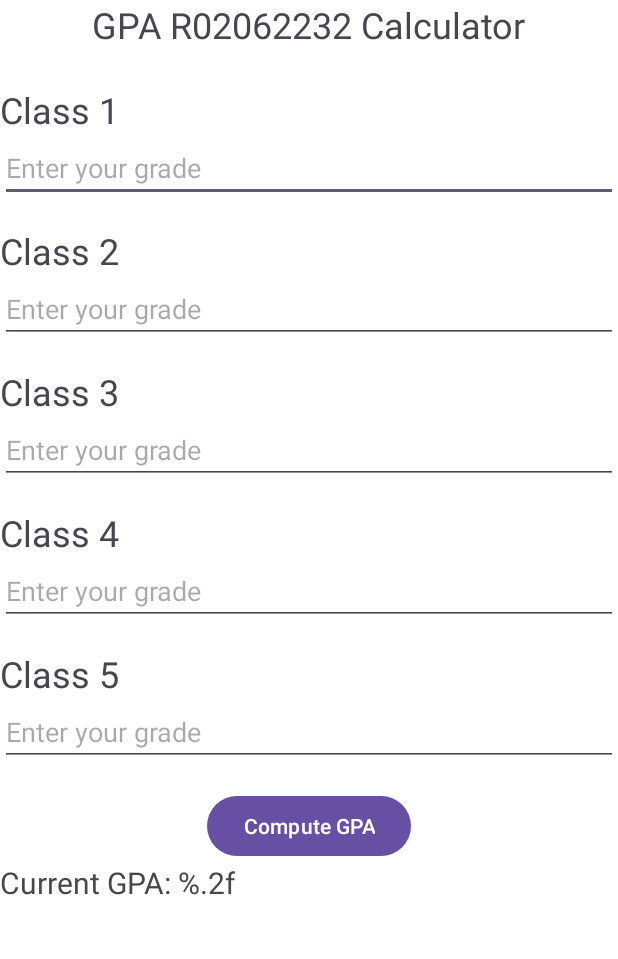
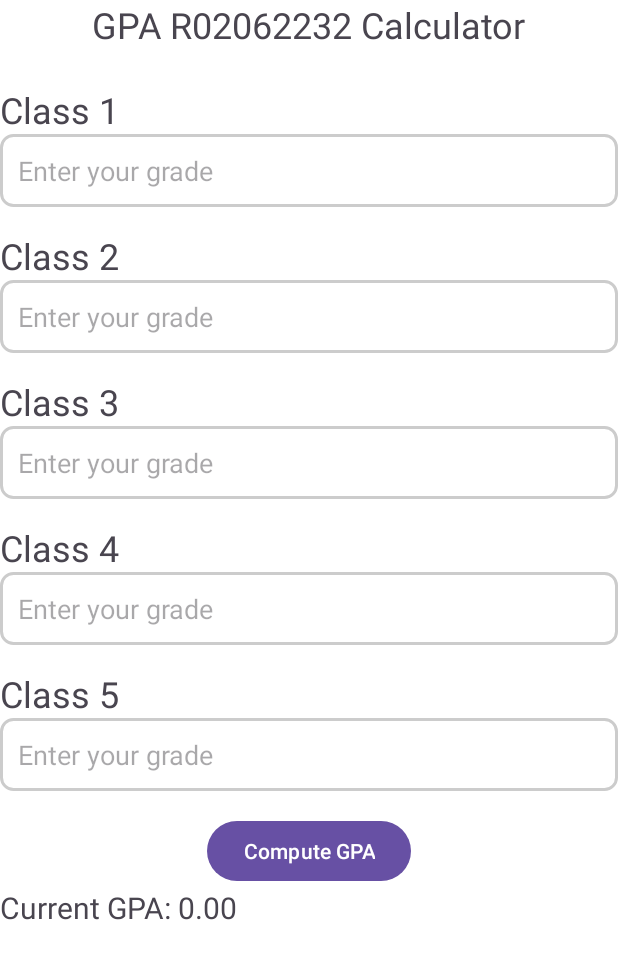
Before and after one commit to MaggPerez/GPA_Calc_HW_WK4, an Android app: the screen it shows after launch (MainActivity), on a phone screen of 412 x 824 dp. Shown: the top 959 px of the screen. Run offline under Robolectric (Android 15) with nearby library versions, the phone set to English and light mode, and no system bars.

Commit message:
improved TextFields UI and added function that would clear any red highlightings if there were any empty TextFields

```diff
--- a/app/src/main/java/com/example/gpa_calc_hw_wk4/MainActivity.kt
+++ b/app/src/main/java/com/example/gpa_calc_hw_wk4/MainActivity.kt
@@ -54,7 +54,7 @@ class MainActivity : AppCompatActivity() {
             classGradeThree.setText(savedInstanceState.getString("grade3", ""))
             classGradeFour.setText(savedInstanceState.getString("grade4", ""))
             classGradeFive.setText(savedInstanceState.getString("grade5", ""))
-            displayGPA.text = savedInstanceState.getString("gpaResult", getString(R.string.displayGPA))
+            displayGPA.text = savedInstanceState.getString("gpaResult", getString(R.string.displayGPA_default))
             computeButton.setText(savedInstanceState.getString("buttonText", getString(R.string.compute_gpa)))
 
             currentBackgroundColor = savedInstanceState.getInt("backgroundColor", resources.getColor(R.color.white))
@@ -96,11 +96,11 @@ class MainActivity : AppCompatActivity() {
         }
 
         //getting user's grades, if there is an empty TextField, it will be highlighted red
-        val grade1 = classGradeOne.text.toString().toDoubleOrNull() ?: return classGradeOne.setBackgroundColor(resources.getColor(R.color.red_bg))
-        val grade2 = classGradeTwo.text.toString().toDoubleOrNull() ?: return classGradeTwo.setBackgroundColor(resources.getColor(R.color.red_bg))
-        val grade3 = classGradeThree.text.toString().toDoubleOrNull() ?: return classGradeThree.setBackgroundColor(resources.getColor(R.color.red_bg))
-        val grade4 = classGradeFour.text.toString().toDoubleOrNull() ?: return classGradeFour.setBackgroundColor(resources.getColor(R.color.red_bg))
-        val grade5 = classGradeFive.text.toString().toDoubleOrNull() ?: return classGradeFive.setBackgroundColor(resources.getColor(R.color.red_bg))
+        val grade1 = classGradeOne.text.toString().toDoubleOrNull() ?: return classGradeOne.setBackgroundResource(R.drawable.edittext_border_error)
+        val grade2 = classGradeTwo.text.toString().toDoubleOrNull() ?: return classGradeTwo.setBackgroundResource(R.drawable.edittext_border_error)
+        val grade3 = classGradeThree.text.toString().toDoubleOrNull() ?: return classGradeThree.setBackgroundResource(R.drawable.edittext_border_error)
+        val grade4 = classGradeFour.text.toString().toDoubleOrNull() ?: return classGradeFour.setBackgroundResource(R.drawable.edittext_border_error)
+        val grade5 = classGradeFive.text.toString().toDoubleOrNull() ?: return classGradeFive.setBackgroundResource(R.drawable.edittext_border_error)
 
 
         //calculating the user's gpa
@@ -132,6 +132,9 @@ class MainActivity : AppCompatActivity() {
         displayGPA.text = totalGPA
         computeButton.setText(R.string.clear_form)
 
+        //clears any TextFields that were highlighted red
+        clearRedTextFields()
+
     }
 
     /**
@@ -144,6 +147,14 @@ class MainActivity : AppCompatActivity() {
         classGradeThree.text.clear()
         classGradeFour.text.clear()
         classGradeFive.text.clear()
+        displayGPA.text = getString(R.string.displayGPA_default)
+
+        //resetting EditText borders to normal
+        classGradeOne.setBackgroundResource(R.drawable.edittext_border)
+        classGradeTwo.setBackgroundResource(R.drawable.edittext_border)
+        classGradeThree.setBackgroundResource(R.drawable.edittext_border)
+        classGradeFour.setBackgroundResource(R.drawable.edittext_border)
+        classGradeFive.setBackgroundResource(R.drawable.edittext_border)
 
         //changing the button text to "Compute GPA"
         computeButton.setText(R.string.compute_gpa)
@@ -152,4 +163,16 @@ class MainActivity : AppCompatActivity() {
         currentBackgroundColor = resources.getColor(R.color.white)
         findViewById<View>(R.id.main).setBackgroundColor(currentBackgroundColor)
     }
+
+
+    /**
+     * clears any red highlightings in the textfields if there are any present
+     */
+    fun clearRedTextFields() {
+        classGradeOne.setBackgroundResource(R.drawable.edittext_border)
+        classGradeTwo.setBackgroundResource(R.drawable.edittext_border)
+        classGradeThree.setBackgroundResource(R.drawable.edittext_border)
+        classGradeFour.setBackgroundResource(R.drawable.edittext_border)
+        classGradeFive.setBackgroundResource(R.drawable.edittext_border)
+    }
 }
--- /dev/null
+++ b/app/src/main/res/drawable/edittext_border.xml
@@ -0,0 +1,14 @@
+<?xml version="1.0" encoding="utf-8"?>
+<shape xmlns:android="http://schemas.android.com/apk/res/android"
+    android:shape="rectangle">
+    <solid android:color="@android:color/white" />
+    <stroke
+        android:width="2dp"
+        android:color="#CCCCCC" />
+    <corners android:radius="8dp" />
+    <padding
+        android:left="12dp"
+        android:right="12dp"
+        android:top="12dp"
+        android:bottom="12dp" />
+</shape>
--- /dev/null
+++ b/app/src/main/res/drawable/edittext_border_error.xml
@@ -0,0 +1,14 @@
+<?xml version="1.0" encoding="utf-8"?>
+<shape xmlns:android="http://schemas.android.com/apk/res/android"
+    android:shape="rectangle">
+    <solid android:color="@color/red_bg" />
+    <stroke
+        android:width="2dp"
+        android:color="#D32F2F" />
+    <corners android:radius="8dp" />
+    <padding
+        android:left="12dp"
+        android:right="12dp"
+        android:top="12dp"
+        android:bottom="12dp" />
+</shape>
--- a/app/src/main/res/layout-land/activity_main.xml
+++ b/app/src/main/res/layout-land/activity_main.xml
@@ -52,7 +52,8 @@
                 android:hint="@string/enter_your_grade"
                 android:inputType="numberDecimal"
                 android:layout_marginBottom="12dp"
-                android:autofillHints="" />
+                android:autofillHints=""
+                android:background="@drawable/edittext_border" />
 
 
 <!--    Class 2-->
@@ -69,7 +70,8 @@
                 android:hint="@string/enter_your_grade"
                 android:inputType="numberDecimal"
                 android:layout_marginBottom="12dp"
-                android:autofillHints="" />
+                android:autofillHints=""
+                android:background="@drawable/edittext_border" />
 
 
 <!--    Class 3-->
@@ -86,7 +88,8 @@
                 android:hint="@string/enter_your_grade"
                 android:inputType="numberDecimal"
                 android:layout_marginBottom="12dp"
-                android:autofillHints="" />
+                android:autofillHints=""
+                android:background="@drawable/edittext_border" />
 
         </LinearLayout>
 
@@ -112,7 +115,8 @@
                 android:hint="@string/enter_your_grade"
                 android:inputType="numberDecimal"
                 android:layout_marginBottom="12dp"
-                android:autofillHints="" />
+                android:autofillHints=""
+                android:background="@drawable/edittext_border" />
 
 
 <!--    Class 5 -->
@@ -129,7 +133,8 @@
                 android:hint="@string/enter_your_grade"
                 android:inputType="numberDecimal"
                 android:layout_marginBottom="12dp"
-                android:autofillHints="" />
+                android:autofillHints=""
+                android:background="@drawable/edittext_border" />
 
         </LinearLayout>
 
@@ -152,7 +157,7 @@
         android:id="@+id/gpa_result"
         android:layout_width="wrap_content"
         android:layout_height="wrap_content"
-        android:text="@string/displayGPA"
+        android:text="@string/displayGPA_default"
         android:textSize="20sp"
         android:layout_gravity="center"
         android:layout_marginTop="8dp" />
--- a/app/src/main/res/layout/activity_main.xml
+++ b/app/src/main/res/layout/activity_main.xml
@@ -37,7 +37,8 @@
         android:hint="@string/enter_your_grade"
         android:inputType="numberDecimal"
         android:layout_marginBottom="16dp"
-        android:autofillHints="" />
+        android:autofillHints=""
+        android:background="@drawable/edittext_border" />
 
 
 <!--    Class 2-->
@@ -54,7 +55,8 @@
         android:hint="@string/enter_your_grade"
         android:inputType="numberDecimal"
         android:layout_marginBottom="16dp"
-        android:autofillHints="" />
+        android:autofillHints=""
+        android:background="@drawable/edittext_border" />
 
 
 <!--    Class 3-->
@@ -71,7 +73,8 @@
         android:hint="@string/enter_your_grade"
         android:inputType="numberDecimal"
         android:layout_marginBottom="16dp"
-        android:autofillHints="" />
+        android:autofillHints=""
+        android:background="@drawable/edittext_border" />
 
 
 <!--    Class 4 -->
@@ -88,7 +91,8 @@
         android:hint="@string/enter_your_grade"
         android:inputType="numberDecimal"
         android:layout_marginBottom="16dp"
-        android:autofillHints="" />
+        android:autofillHints=""
+        android:background="@drawable/edittext_border" />
 
 
 <!--    Class 5 -->
@@ -105,7 +109,8 @@
         android:hint="@string/enter_your_grade"
         android:inputType="numberDecimal"
         android:layout_marginBottom="16dp"
-        android:autofillHints="" />
+        android:autofillHints=""
+        android:background="@drawable/edittext_border" />
 
 
 
@@ -125,7 +130,7 @@
         android:id="@+id/gpa_result"
         android:layout_width="wrap_content"
         android:layout_height="wrap_content"
-        android:text="@string/displayGPA"
+        android:text="@string/displayGPA_default"
         android:textSize="20sp" />
 
 
--- a/app/src/main/res/values/strings.xml
+++ b/app/src/main/res/values/strings.xml
@@ -9,5 +9,6 @@
     <string name="class_four">Class 4</string>
     <string name="class_five">Class 5</string>
     <string name="displayGPA">Current GPA: %.2f</string>
+    <string name="displayGPA_default">Current GPA: 0.00</string>
     <string name="clear_form">Clear Form</string>
 </resources>
```
